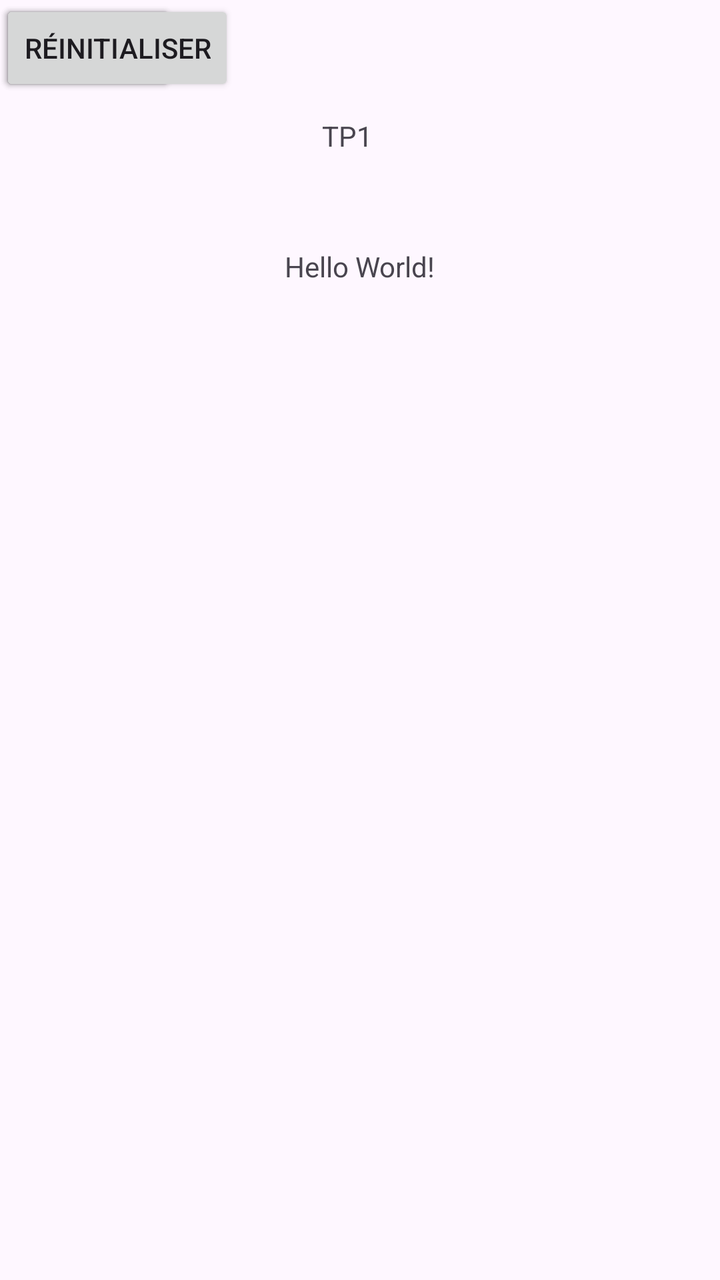
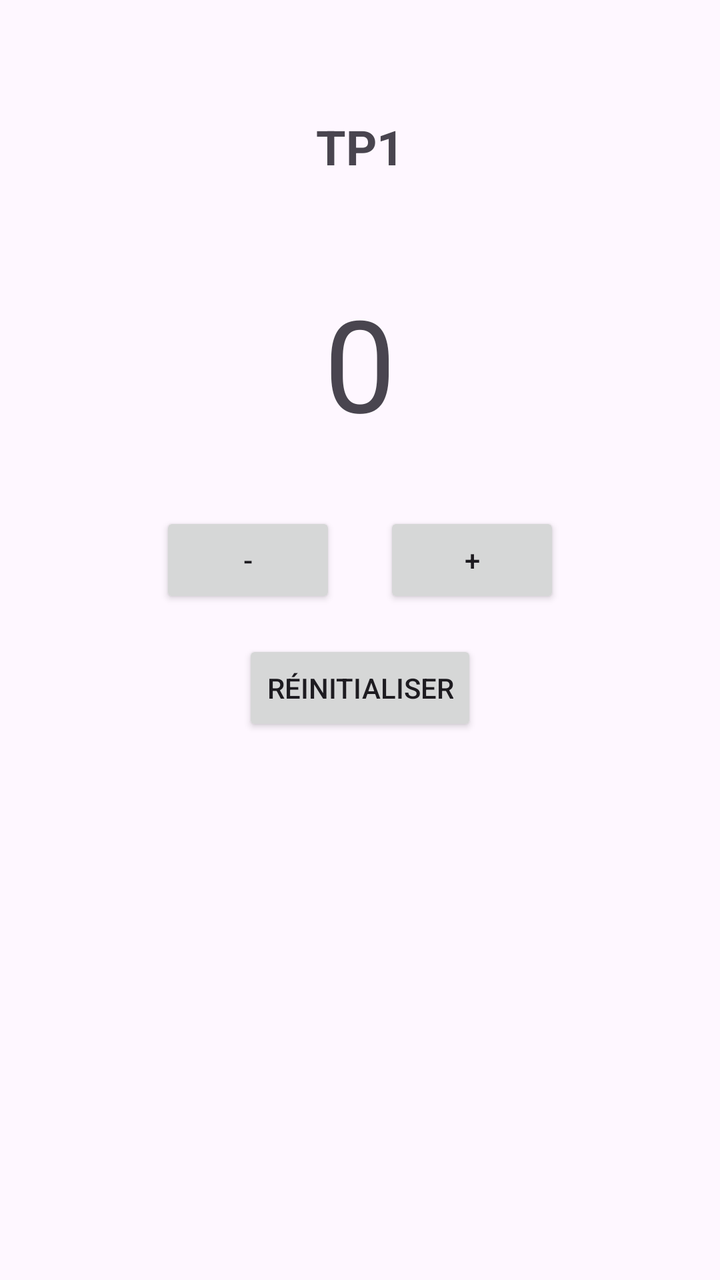

The first picture is an Android layout as it rendered before a commit; the second is the same layout after the commit. The layout source and the unified diff follow.
<!-- AndroidManifest.xml: application theme Theme.CompteurAndroid -->
<!-- res/layout/activity_main.xml -->
<?xml version="1.0" encoding="utf-8"?>
<androidx.constraintlayout.widget.ConstraintLayout xmlns:android="http://schemas.android.com/apk/res/android"
    xmlns:app="http://schemas.android.com/apk/res-auto"
    xmlns:tools="http://schemas.android.com/tools"
    android:id="@+id/main"
    android:layout_width="match_parent"
    android:layout_height="match_parent"
    tools:context=".MainActivity">

    <TextView
        android:layout_width="wrap_content"
        android:layout_height="wrap_content"
        android:text="TP1"
        app:layout_constraintBottom_toBottomOf="parent"
        app:layout_constraintEnd_toEndOf="parent"
        app:layout_constraintHorizontal_bias="0.481"
        app:layout_constraintStart_toStartOf="parent"
        app:layout_constraintTop_toTopOf="parent"
        app:layout_constraintVertical_bias="0.094" />

    <TextView
        android:id="@+id/textViewCompteur"
        android:layout_width="wrap_content"
        android:layout_height="wrap_content"
        android:text="Hello World!"
        app:layout_constraintBottom_toBottomOf="parent"
        app:layout_constraintEnd_toEndOf="parent"
        app:layout_constraintStart_toStartOf="parent"
        app:layout_constraintTop_toTopOf="parent"
        app:layout_constraintVertical_bias="0.199" />

    <Button
        android:id="@+id/buttonIncrementer"
        android:layout_width="wrap_content"
        android:layout_height="wrap_content"
        android:text="+"
        tools:layout_editor_absoluteX="211dp"
        tools:layout_editor_absoluteY="229dp" />

    <Button
        android:id="@+id/buttonDecrementer"
        android:layout_width="wrap_content"
        android:layout_height="wrap_content"
        android:text="-"
        tools:layout_editor_absoluteX="110dp"
        tools:layout_editor_absoluteY="229dp" />

    <Button
        android:id="@+id/buttonReinitialiser"
        android:layout_width="wrap_content"
        android:layout_height="wrap_content"
        android:text="Réinitialiser"
        tools:layout_editor_absoluteX="157dp"
        tools:layout_editor_absoluteY="312dp" />

</androidx.constraintlayout.widget.ConstraintLayout>
<!-- resources referenced by this layout -->
<resources>
  <style name="Theme.CompteurAndroid" parent="Base.Theme.CompteurAndroid" />
  <style name="Base.Theme.CompteurAndroid" parent="Theme.Material3.DayNight.NoActionBar">
          
          
      </style>
</resources>

<!-- the commit's change to res/layout/activity_main.xml (unified diff, before → after) -->
@@ -8,12 +8,14 @@
     tools:context=".MainActivity">
 
     <TextView
+        android:id="@+id/textViewTitre"
         android:layout_width="wrap_content"
         android:layout_height="wrap_content"
         android:text="TP1"
+        android:textSize="24sp"
+        android:textStyle="bold"
         app:layout_constraintBottom_toBottomOf="parent"
         app:layout_constraintEnd_toEndOf="parent"
-        app:layout_constraintHorizontal_bias="0.481"
         app:layout_constraintStart_toStartOf="parent"
         app:layout_constraintTop_toTopOf="parent"
         app:layout_constraintVertical_bias="0.094" />
@@ -22,35 +24,43 @@
         android:id="@+id/textViewCompteur"
         android:layout_width="wrap_content"
         android:layout_height="wrap_content"
-        android:text="Hello World!"
+        android:text="0"
+        android:textSize="64sp"
         app:layout_constraintBottom_toBottomOf="parent"
         app:layout_constraintEnd_toEndOf="parent"
         app:layout_constraintStart_toStartOf="parent"
         app:layout_constraintTop_toTopOf="parent"
-        app:layout_constraintVertical_bias="0.199" />
+        app:layout_constraintVertical_bias="0.25" />
+
+    <Button
+        android:id="@+id/buttonDecrementer"
+        android:layout_width="wrap_content"
+        android:layout_height="wrap_content"
+        android:layout_marginTop="32dp"
+        android:text="-"
+        app:layout_constraintEnd_toStartOf="@+id/buttonIncrementer"
+        app:layout_constraintHorizontal_chainStyle="packed"
+        app:layout_constraintStart_toStartOf="parent"
+        app:layout_constraintTop_toBottomOf="@+id/textViewCompteur" />
 
     <Button
         android:id="@+id/buttonIncrementer"
         android:layout_width="wrap_content"
         android:layout_height="wrap_content"
+        android:layout_marginStart="24dp"
         android:text="+"
-        tools:layout_editor_absoluteX="211dp"
-        tools:layout_editor_absoluteY="229dp" />
-
-    <Button
-        android:id="@+id/buttonDecrementer"
-        android:layout_width="wrap_content"
-        android:layout_height="wrap_content"
-        android:text="-"
-        tools:layout_editor_absoluteX="110dp"
-        tools:layout_editor_absoluteY="229dp" />
+        app:layout_constraintEnd_toEndOf="parent"
+        app:layout_constraintStart_toEndOf="@+id/buttonDecrementer"
+        app:layout_constraintTop_toTopOf="@+id/buttonDecrementer" />
 
     <Button
         android:id="@+id/buttonReinitialiser"
         android:layout_width="wrap_content"
         android:layout_height="wrap_content"
+        android:layout_marginTop="16dp"
         android:text="Réinitialiser"
-        tools:layout_editor_absoluteX="157dp"
-        tools:layout_editor_absoluteY="312dp" />
+        app:layout_constraintEnd_toEndOf="parent"
+        app:layout_constraintStart_toStartOf="parent"
+        app:layout_constraintTop_toBottomOf="@+id/buttonDecrementer" />
 
 </androidx.constraintlayout.widget.ConstraintLayout>
